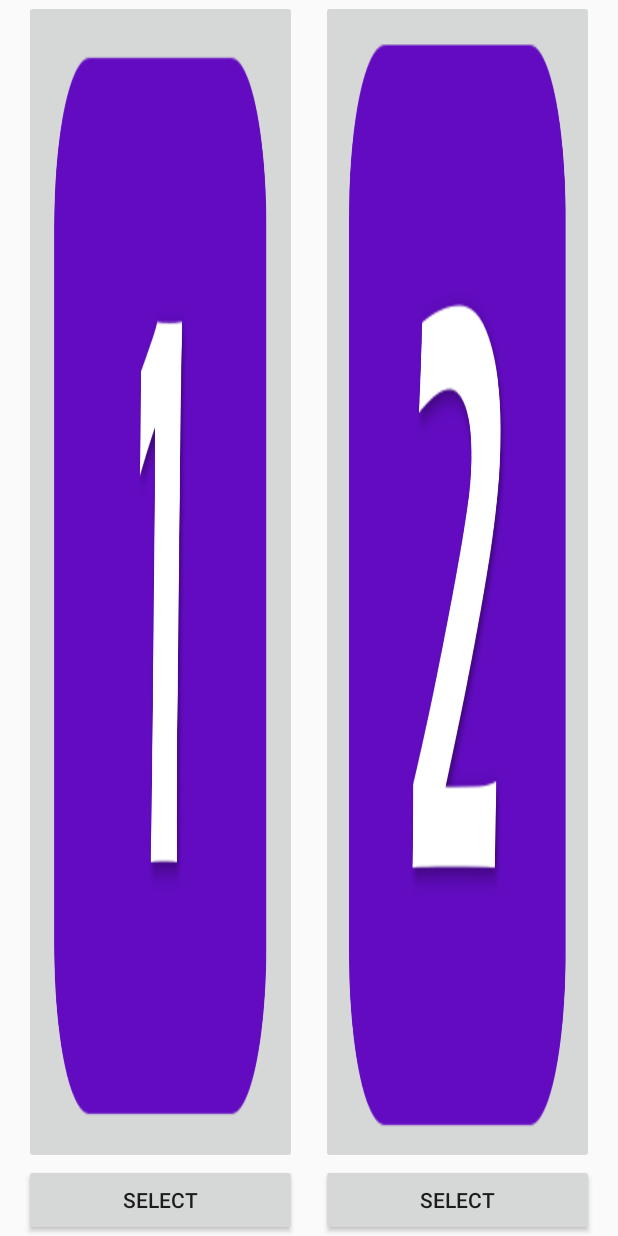
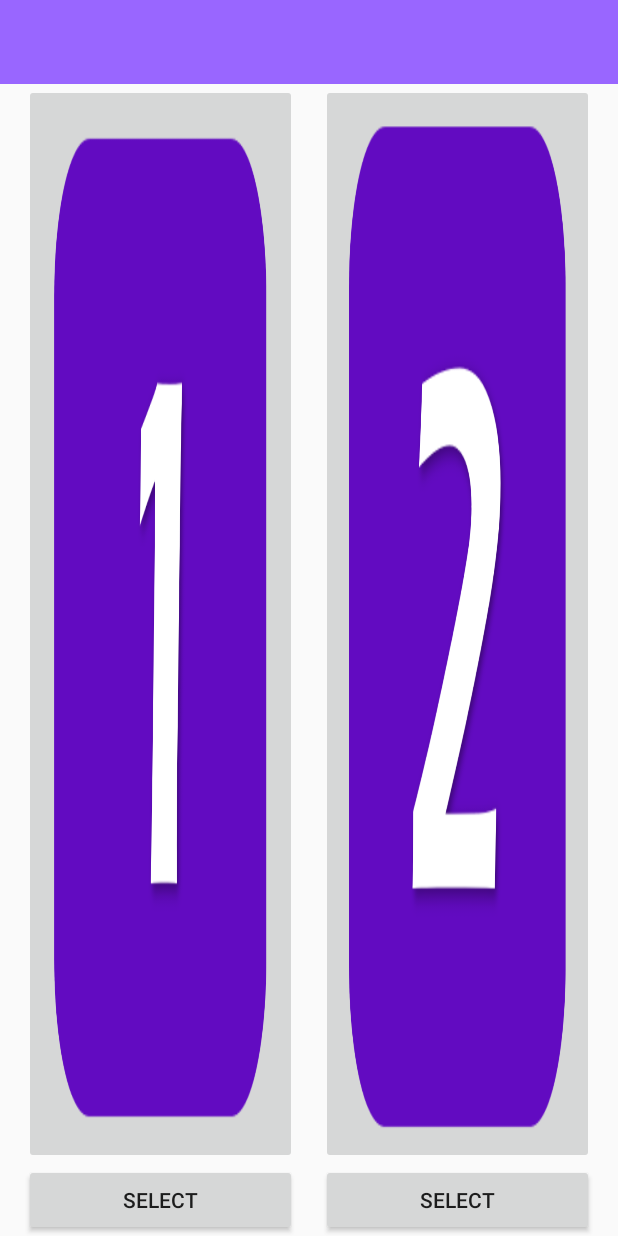
Before and after one commit to hasanbarakat/olivias-app-marquette-b22, an Android app: the layout activity_start_screen.xml on its own in the app's theme, with its tools: preview values and no code run, on a phone screen of 412 x 824 dp. Run offline under Robolectric (Android 15) with nearby library versions, the phone set to English and light mode, and no system bars.

```diff
--- a/app/src/main/AndroidManifest.xml
+++ b/app/src/main/AndroidManifest.xml
@@ -10,8 +10,8 @@
         android:supportsRtl="true"
         android:theme="@style/AppTheme">
         <activity
-            android:name=".StartScreen">
-            //android:theme="@style/AppTheme.NoActionBar">
+            android:name=".StartScreen"
+            android:theme="@style/AppTheme.NoActionBar">
             <intent-filter>
                 <action android:name="android.intent.action.MAIN" />
 
--- a/app/src/main/java/com/example/android/roomwordssample/NewWordActivity.java
+++ b/app/src/main/java/com/example/android/roomwordssample/NewWordActivity.java
@@ -82,7 +82,6 @@ public class NewWordActivity extends AppCompatActivity implements AdapterView.On
         choosePicButton.setOnClickListener(new View.OnClickListener() {
             public void onClick(View view) {
                 TakePictureIntent();
-                //finish();
             }
         });
 
--- a/app/src/main/java/com/example/android/roomwordssample/WordDao.java
+++ b/app/src/main/java/com/example/android/roomwordssample/WordDao.java
@@ -58,7 +58,7 @@ public interface WordDao {
 
     //Search Queries
 
-    @Query("SELECT * FROM word_table WHERE category LIKE :search ")
+    @Query("SELECT * FROM word_table WHERE category LIKE :search ORDER BY word ASC")
     public LiveData<List<Word>> findWordInCategory(String search);
 
     @Query("SELECT * FROM word_table WHERE word LIKE :search ")
--- a/app/src/main/java/com/example/android/roomwordssample/WordRoomDatabase.java
+++ b/app/src/main/java/com/example/android/roomwordssample/WordRoomDatabase.java
@@ -92,9 +92,6 @@ public abstract class WordRoomDatabase extends RoomDatabase {
             // Not needed if you only populate on creation.
             //mDao.deleteAll();
 
-            //Create Directory for Pictures
-            //File picDIR = Context.getDir("Pictures", Context.MODE_WORLD_READABLE);
-
             /*
             Word word = new Word("Picture 1","Basic");
             mDao.insert(word);
--- a/app/src/main/res/layout/activity_start_screen.xml
+++ b/app/src/main/res/layout/activity_start_screen.xml
@@ -5,6 +5,16 @@
     android:layout_width="match_parent"
     android:layout_height="match_parent"
     tools:context=".StartScreen">
+
+    <android.support.v7.widget.Toolbar
+        android:id="@+id/my_toolbar"
+        android:layout_width="match_parent"
+        android:layout_height="?attr/actionBarSize"
+        android:background="?attr/colorPrimary"
+        android:layout_weight="1"
+        android:elevation="0dp"
+        android:theme="@style/ThemeOverlay.AppCompat.ActionBar"
+        app:popupTheme="@style/ThemeOverlay.AppCompat.Light" />
 
     <LinearLayout
         android:layout_width="0dp"
@@ -16,7 +26,7 @@
         app:layout_constraintEnd_toEndOf="parent"
         app:layout_constraintHorizontal_bias="0.0"
         app:layout_constraintStart_toStartOf="parent"
-        app:layout_constraintTop_toTopOf="parent"
+        app:layout_constraintTop_toBottomOf="@id/my_toolbar"
         app:layout_constraintVertical_bias="0.0">
 
         <LinearLayout
```
Also changed, not shown: app/src/main/java/com/example/android/roomwordssample/StartScreen.java (+29 -0 lines), app/src/main/res/menu/start_screen_menu.xml (added, +9 -0 lines), app/build.gradle (line endings or trailing spaces).
